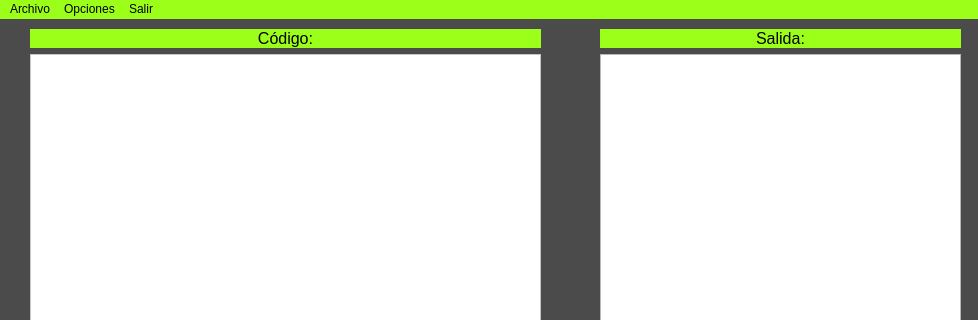
The window that IDEview.ui (SebastianGranadosBarrantes/Proyecto-Paradigmas) describes before a commit, drawn with Qt 5; both pictures show x 0 to 978 and y 0 to 320 of the 978 by 657 pixel window.
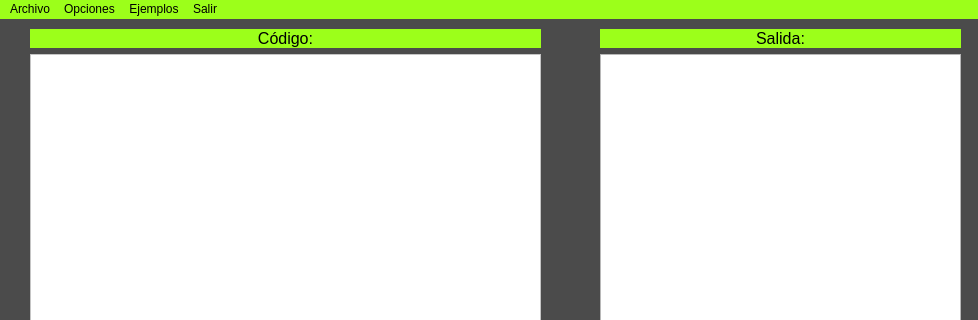
The same window after the commit.

Commit message: [ADD] code examples in ejemplos

Diff of the .ui file:
```diff
--- a/IDEview.ui
+++ b/IDEview.ui
@@ -229,14 +229,29 @@
      <string>Opciones</string>
     </property>
    </widget>
-   <widget class="QMenu" name="menuSalir">
+   <widget class="QMenu" name="menuEjemplos">
+    <property name="title">
+     <string>Ejemplos</string>
+    </property>
+    <addaction name="separator"/>
+    <addaction name="AFFuncion"/>
+    <addaction name="separator"/>
+    <addaction name="AFProcedimiento"/>
+    <addaction name="separator"/>
+    <addaction name="AFCondicionales"/>
+    <addaction name="separator"/>
+    <addaction name="AFCondicionalesAnidados"/>
+    <addaction name="separator"/>
+   </widget>
+   <widget class="QMenu" name="QMSalir">
     <property name="title">
      <string>Salir</string>
     </property>
    </widget>
    <addaction name="menuNuevo"/>
    <addaction name="menuOpciones"/>
-   <addaction name="menuSalir"/>
+   <addaction name="menuEjemplos"/>
+   <addaction name="QMSalir"/>
   </widget>
   <widget class="QStatusBar" name="statusbar"/>
   <action name="actionAbrir">
```
Left out of the diff: 22 changed lines with no effect on the pictures. The commit also changes 9 other files.
